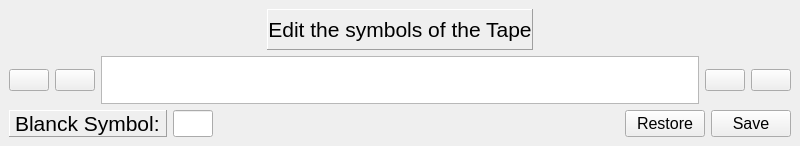
The window that Qt/TuringsMachineSimulator/edittapes.ui (fabioalves98/TuringsMachineGenerator) describes before a commit, drawn with Qt 5.
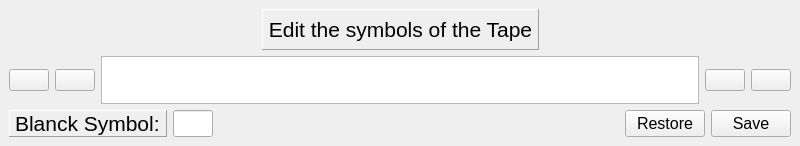
The same window after the commit.

Commit message: Added ability to create random tapes

Patch:
```diff
--- a/Qt/TuringsMachineSimulator/edittapes.ui
+++ b/Qt/TuringsMachineSimulator/edittapes.ui
@@ -50,7 +50,7 @@
          <number>0</number>
         </property>
         <property name="text">
-         <string>Edit the symbols of the Tape</string>
+         <string> Edit the symbols of the Tape </string>
         </property>
         <property name="alignment">
          <set>Qt::AlignCenter</set>
@@ -59,7 +59,7 @@
          <bool>false</bool>
         </property>
         <property name="margin">
-         <number>3</number>
+         <number>0</number>
         </property>
        </widget>
       </item>
```
The commit also changes 32 other files.
